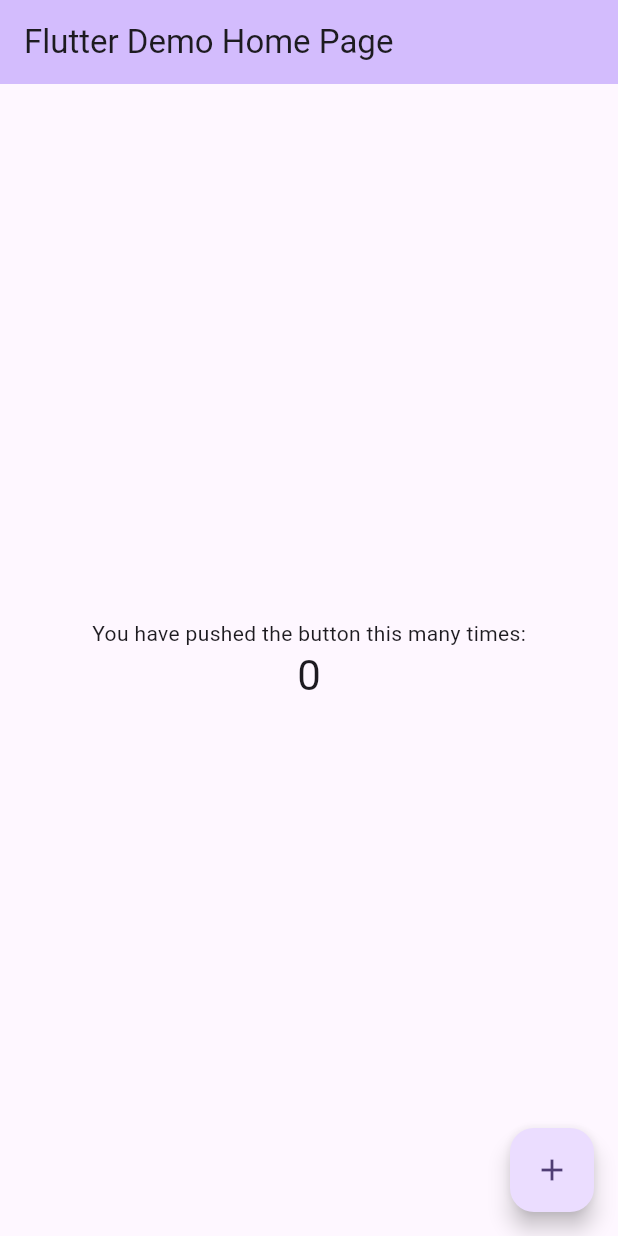
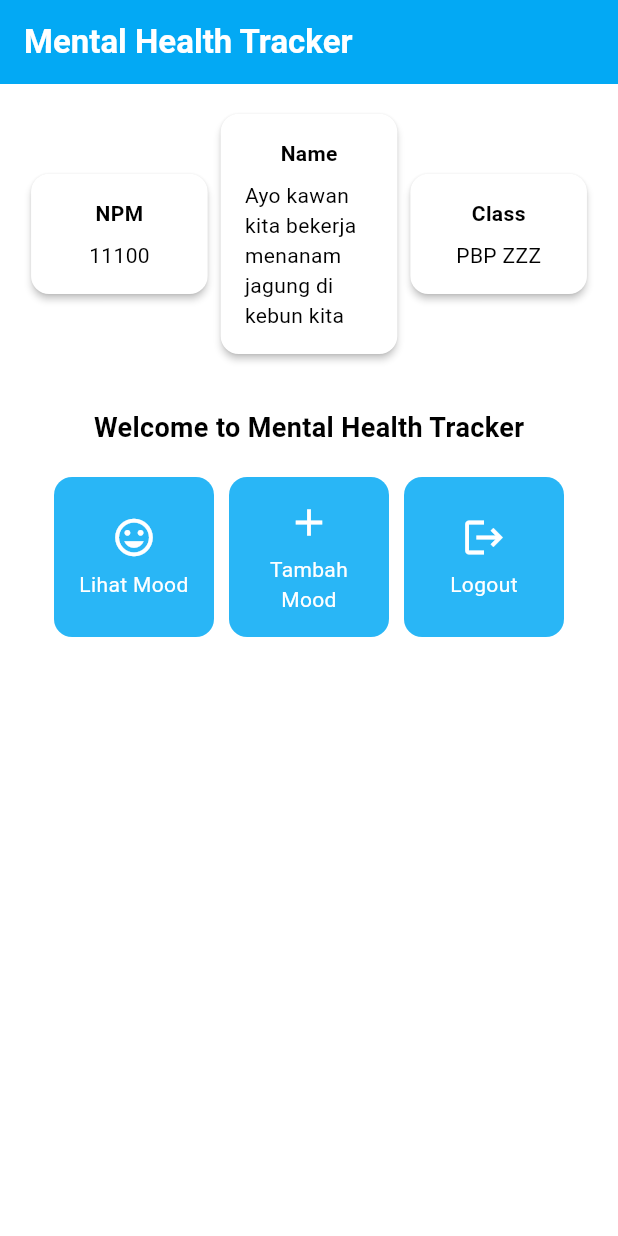
Before and after one commit to Faridhsbi/mental-health-tracker-mobile, a Flutter app: the screen it shows after launch, on a phone screen of 412 x 824 dp. Run offline on Flutter 3.47's test engine with Material 3 defaults, Android fonts, the phone set to English and light mode, and no system bars.

Commit message:
tutorial 6 selesai

```diff
--- a/lib/main.dart
+++ b/lib/main.dart
@@ -1,5 +1,5 @@
 import 'package:flutter/material.dart';
-
+import 'package:mental_health_tracker/menu.dart';
 void main() {
   runApp(const MyApp());
 }
@@ -28,98 +28,11 @@ class MyApp extends StatelessWidget {
         //
         // This works for code too, not just values: Most code changes can be
         // tested with just a hot reload.
-        colorScheme: ColorScheme.fromSeed(seedColor: Colors.deepPurple),
-        useMaterial3: true,
+    colorScheme: ColorScheme.fromSwatch(
+          primarySwatch: Colors.lightBlue,
+    ).copyWith(secondary: Colors.lightBlue[400]),
       ),
-      home: const MyHomePage(title: 'Flutter Demo Home Page'),
+      home: MyHomePage(),
     );
   }
 }
-
-class MyHomePage extends StatefulWidget {
-  const MyHomePage({super.key, required this.title});
-
-  // This widget is the home page of your application. It is stateful, meaning
-  // that it has a State object (defined below) that contains fields that affect
-  // how it looks.
-
-  // This class is the configuration for the state. It holds the values (in this
-  // case the title) provided by the parent (in this case the App widget) and
-  // used by the build method of the State. Fields in a Widget subclass are
-  // always marked "final".
-
-  final String title;
-
-  @override
-  State<MyHomePage> createState() => _MyHomePageState();
-}
-
-class _MyHomePageState extends State<MyHomePage> {
-  int _counter = 0;
-
-  void _incrementCounter() {
-    setState(() {
-      // This call to setState tells the Flutter framework that something has
-      // changed in this State, which causes it to rerun the build method below
-      // so that the display can reflect the updated values. If we changed
-      // _counter without calling setState(), then the build method would not be
-      // called again, and so nothing would appear to happen.
-      _counter++;
-    });
-  }
-
-  @override
-  Widget build(BuildContext context) {
-    // This method is rerun every time setState is called, for instance as done
-    // by the _incrementCounter method above.
-    //
-    // The Flutter framework has been optimized to make rerunning build methods
-    // fast, so that you can just rebuild anything that needs updating rather
-    // than having to individually change instances of widgets.
-    return Scaffold(
-      appBar: AppBar(
-        // TRY THIS: Try changing the color here to a specific color (to
-        // Colors.amber, perhaps?) and trigger a hot reload to see the AppBar
-        // change color while the other colors stay the same.
-        backgroundColor: Theme.of(context).colorScheme.inversePrimary,
-        // Here we take the value from the MyHomePage object that was created by
-        // the App.build method, and use it to set our appbar title.
-        title: Text(widget.title),
-      ),
-      body: Center(
-        // Center is a layout widget. It takes a single child and positions it
-        // in the middle of the parent.
-        child: Column(
-          // Column is also a layout widget. It takes a list of children and
-          // arranges them vertically. By default, it sizes itself to fit its
-          // children horizontally, and tries to be as tall as its parent.
-          //
-          // Column has various properties to control how it sizes itself and
-          // how it positions its children. Here we use mainAxisAlignment to
-          // center the children vertically; the main axis here is the vertical
-          // axis because Columns are vertical (the cross axis would be
-          // horizontal).
-          //
-          // TRY THIS: Invoke "debug painting" (choose the "Toggle Debug Paint"
-          // action in the IDE, or press "p" in the console), to see the
-          // wireframe for each widget.
-          mainAxisAlignment: MainAxisAlignment.center,
-          children: <Widget>[
-            const Text(
-              'You have pushed the button this many times:',
-            ),
-            Text(
-              '$_counter',
-              style: Theme.of(context).textTheme.headlineMedium,
-            ),
-          ],
-        ),
-      ),
-      floatingActionButton: FloatingActionButton(
-        onPressed: _incrementCounter,
-        tooltip: 'Increment',
-        child: const Icon(Icons.add),
-      ), // This trailing comma makes auto-formatting nicer for build methods.
-    );
-  }
-}
--- /dev/null
+++ b/lib/menu.dart
@@ -0,0 +1,187 @@
+import 'package:flutter/material.dart';
+
+class MyHomePage extends StatelessWidget {
+    MyHomePage({super.key});
+    final String npm = '11100'; // NPM
+    final String name = 'Ayo kawan kita bekerja menanam jagung di kebun kita'; // Nama
+    final String className = 'PBP ZZZ'; // Kelas
+
+    final List<ItemHomepage> items = [
+        ItemHomepage("Lihat Mood", Icons.mood),
+        ItemHomepage("Tambah Mood", Icons.add),
+        ItemHomepage("Logout", Icons.logout),
+    ];
+
+  @override
+  Widget build(BuildContext context) {
+    // Scaffold menyediakan struktur dasar halaman dengan AppBar dan body.
+    return Scaffold(
+      // AppBar adalah bagian atas halaman yang menampilkan judul.
+      appBar: AppBar(
+        // Judul aplikasi "Mental Health Tracker" dengan teks putih dan tebal.
+        title: const Text(
+          'Mental Health Tracker',
+          style: TextStyle(
+            color: Colors.white,
+            fontWeight: FontWeight.bold,
+          ),
+        ),
+        // Warna latar belakang AppBar diambil dari skema warna tema aplikasi.
+        backgroundColor: Theme.of(context).colorScheme.primary,
+      ),
+      // Body halaman dengan padding di sekelilingnya.
+      body: Padding(
+        padding: const EdgeInsets.all(16.0),
+        // Menyusun widget secara vertikal dalam sebuah kolom.
+        child: Column(
+          crossAxisAlignment: CrossAxisAlignment.center,
+          children: [
+            // Row untuk menampilkan 3 InfoCard secara horizontal.
+            Row(
+              mainAxisAlignment: MainAxisAlignment.spaceEvenly,
+              children: [
+                InfoCard(title: 'NPM', content: npm),
+                InfoCard(title: 'Name', content: name),
+                InfoCard(title: 'Class', content: className),
+              ],
+            ),
+
+            // Memberikan jarak vertikal 16 unit.
+            const SizedBox(height: 16.0),
+
+            // Menempatkan widget berikutnya di tengah halaman.
+            Center(
+              child: Column(
+                // Menyusun teks dan grid item secara vertikal.
+
+                children: [
+                  // Menampilkan teks sambutan dengan gaya tebal dan ukuran 18.
+                  const Padding(
+                    padding: EdgeInsets.only(top: 16.0),
+                    child: Text(
+                      'Welcome to Mental Health Tracker',
+                      style: TextStyle(
+                        fontWeight: FontWeight.bold,
+                        fontSize: 18.0,
+                      ),
+                    ),
+                  ),
+
+                  // Grid untuk menampilkan ItemCard dalam bentuk grid 3 kolom.
+                  GridView.count(
+                    primary: true,
+                    padding: const EdgeInsets.all(20),
+                    crossAxisSpacing: 10,
+                    mainAxisSpacing: 10,
+                    crossAxisCount: 3,
+                    // Agar grid menyesuaikan tinggi kontennya.
+                    shrinkWrap: true,
+
+                    // Menampilkan ItemCard untuk setiap item dalam list items.
+                    children: items.map((ItemHomepage item) {
+                      return ItemCard(item);
+                    }).toList(),
+                  ),
+                ],
+              ),
+            ),
+          ],
+        ),
+      ),
+    );
+  }
+}
+
+class InfoCard extends StatelessWidget {
+  // Kartu informasi yang menampilkan title dan content.
+
+  final String title;  // Judul kartu.
+  final String content;  // Isi kartu.
+
+  const InfoCard({super.key, required this.title, required this.content});
+
+  @override
+  Widget build(BuildContext context) {
+    return Card(
+      // Membuat kotak kartu dengan bayangan dibawahnya.
+      elevation: 2.0,
+      child: Container(
+        // Mengatur ukuran dan jarak di dalam kartu.
+        width: MediaQuery.of(context).size.width / 3.5, // menyesuaikan dengan lebar device yang digunakan.
+        padding: const EdgeInsets.all(16.0),
+        // Menyusun title dan content secara vertikal.
+        child: Column(
+          children: [
+            Text(
+              title,
+              style: const TextStyle(fontWeight: FontWeight.bold),
+            ),
+            const SizedBox(height: 8.0),
+            Text(content),
+          ],
+        ),
+      ),
+    );
+  }
+}
+
+class ItemHomepage {
+    final String name;
+    final IconData icon;
+
+    ItemHomepage(this.name, this.icon);
+}
+
+class ItemCard extends StatelessWidget {
+  // Menampilkan kartu dengan ikon dan nama.
+
+  final ItemHomepage item;
+
+  const ItemCard(this.item, {super.key});
+
+  @override
+  Widget build(BuildContext context) {
+    return Material(
+      // Menentukan warna latar belakang dari tema aplikasi.
+      color: Theme.of(context).colorScheme.secondary,
+      // Membuat sudut kartu melengkung.
+      borderRadius: BorderRadius.circular(12),
+
+      child: InkWell(
+        // Aksi ketika kartu ditekan.
+        onTap: () {
+          // Menampilkan pesan SnackBar saat kartu ditekan.
+          ScaffoldMessenger.of(context)
+            ..hideCurrentSnackBar()
+            ..showSnackBar(
+              SnackBar(content: Text("Kamu telah menekan tombol ${item.name}!"))
+            );
+        },
+        // Container untuk menyimpan Icon dan Text
+        child: Container(
+          padding: const EdgeInsets.all(8),
+          child: Center(
+            child: Column(
+              // Menyusun ikon dan teks di tengah kartu.
+              mainAxisAlignment: MainAxisAlignment.center,
+              children: [
+                Icon(
+                  item.icon,
+                  color: Colors.white,
+                  size: 30.0,
+                ),
+                const Padding(padding: EdgeInsets.all(3)),
+                Text(
+                  item.name,
+                  textAlign: TextAlign.center,
+                  style: const TextStyle(color: Colors.white),
+                ),
+              ],
+            ),
+          ),
+        ),
+      ),
+    );
+  }
+
+}
```
